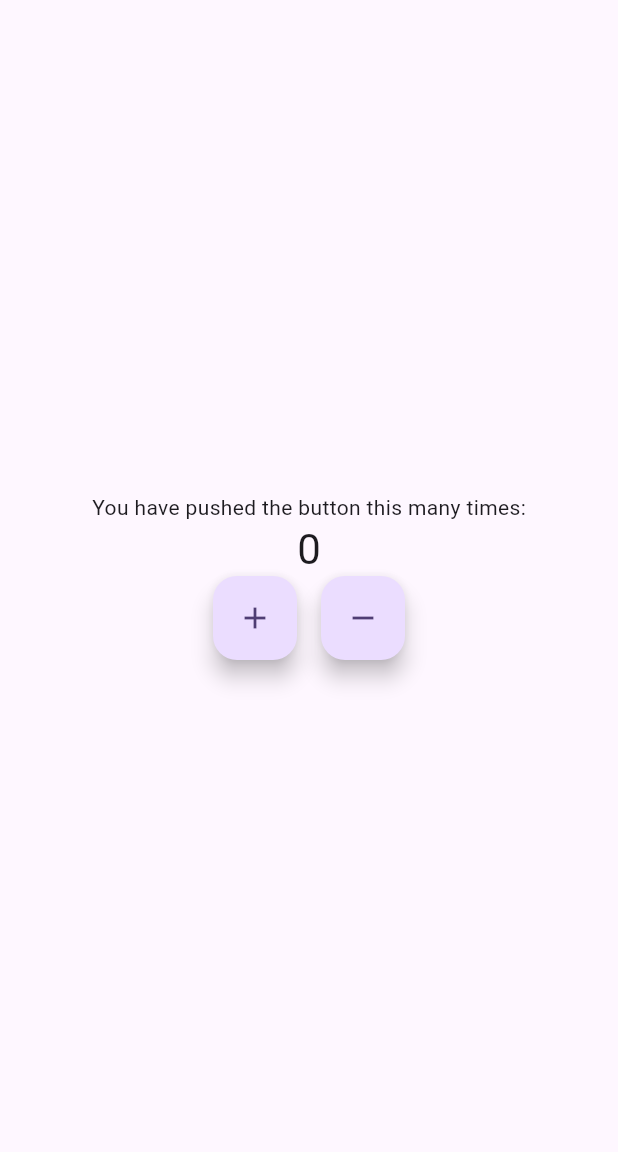
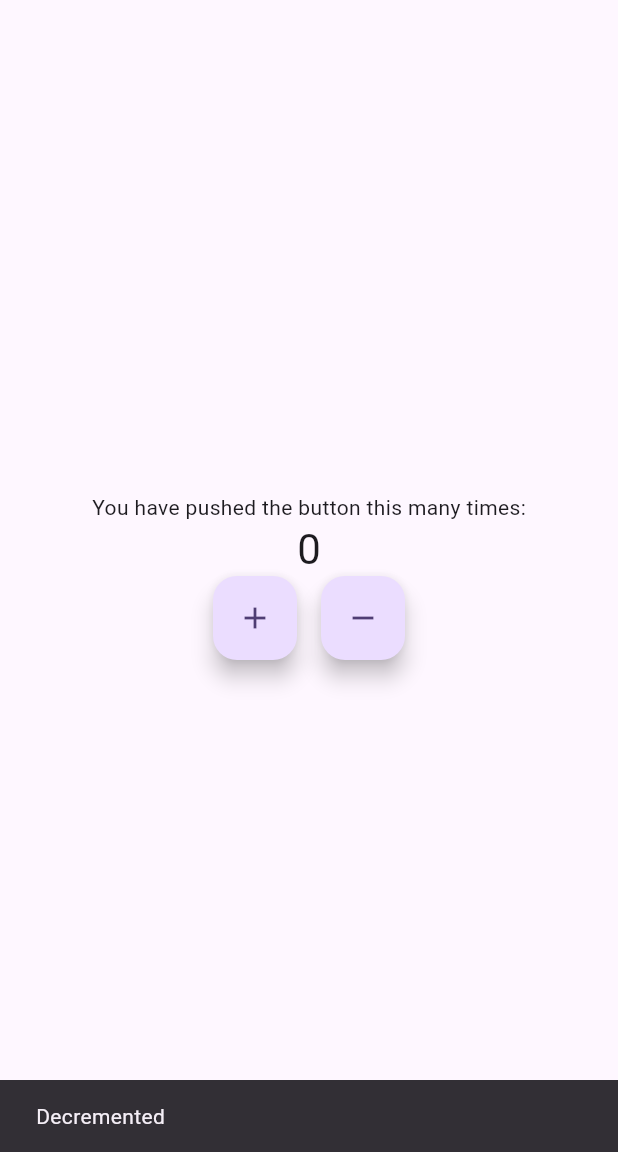
Before and after one commit to TarekAlabd/Counter-App-Bloc-Cubit, a Flutter app: the screen it shows after launch, after a tap on the "add" icon, after a tap on the "remove" icon, on a phone screen of 412 x 824 dp, the part 84-1236 px from its top. Run offline on Flutter 3.47's test engine with Material 2 defaults, Android fonts, the phone set to English and light mode, and no system bars; our stand-ins replace bloc, flutter_bloc.

```diff
--- a/lib/cubit/counter_cubit.dart
+++ b/lib/cubit/counter_cubit.dart
@@ -3,13 +3,23 @@ import 'package:bloc/bloc.dart';
 part 'counter_state.dart';
 
 class CounterCubit extends Cubit<CounterState> {
-  CounterCubit() : super(const CounterState(value: 0));
+  CounterCubit()
+      : super(const CounterState(
+          value: 0,
+          hasIncremented: false,
+        ));
 
   void increment() {
-    emit(CounterState(value: state.value + 1));
+    emit(CounterState(
+      value: state.value + 1,
+      hasIncremented: true,
+    ));
   }
 
   void decrement() {
-    emit(CounterState(value: state.value >= 1 ? state.value - 1 : 0));
+    emit(CounterState(
+      value: state.value >= 1 ? state.value - 1 : 0,
+      hasIncremented: false,
+    ));
   }
 }
--- a/lib/cubit/counter_state.dart
+++ b/lib/cubit/counter_state.dart
@@ -2,6 +2,7 @@ part of 'counter_cubit.dart';
 
 class CounterState {
   final int value;
+  final bool hasIncremented;
 
-  const CounterState({required this.value});
+  const CounterState({required this.value, required this.hasIncremented});
 }
--- a/lib/main.dart
+++ b/lib/main.dart
@@ -44,8 +44,23 @@ class MyHomePage extends StatelessWidget {
             const Text(
               'You have pushed the button this many times:',
             ),
-            BlocBuilder<CounterCubit, CounterState>(
+            BlocConsumer<CounterCubit, CounterState>(
               bloc: BlocProvider.of<CounterCubit>(context),
+              listener: (context, state) {
+                SnackBar snackBar;
+                if (state.hasIncremented) {
+                  // Snackbar with incremented
+                  snackBar = const SnackBar(
+                    content: Text('Incremented'),
+                  );
+                } else {
+                  // Snackbar with decremented
+                  snackBar = const SnackBar(
+                    content: Text('Decremented'),
+                  );
+                }
+                ScaffoldMessenger.of(context).showSnackBar(snackBar);
+              },
               builder: (context, state) {
                 return Text(
                   '${state.value}',
```
